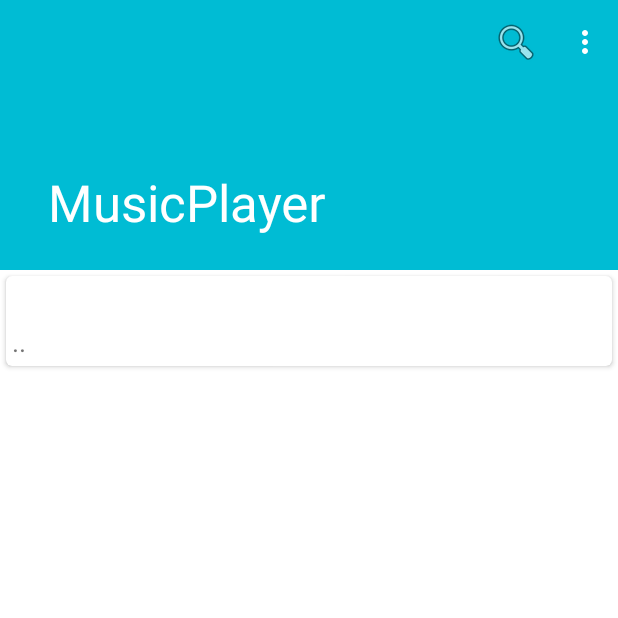
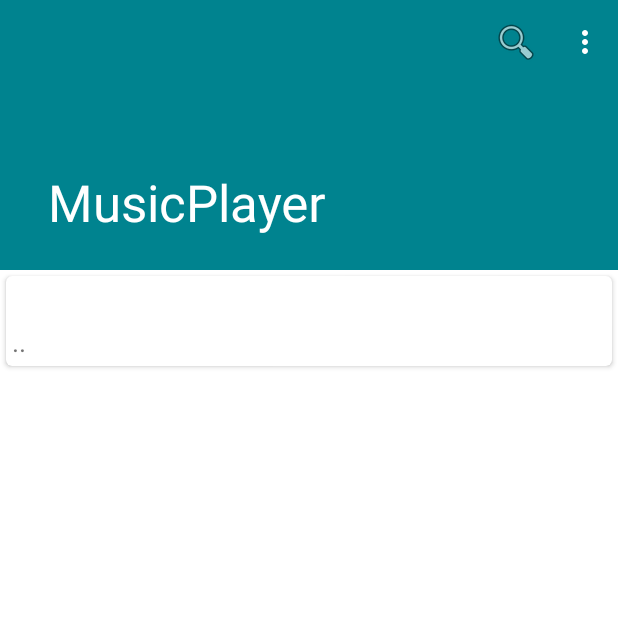
Before and after one commit to deftone/MusicPlayer, an Android app: the screen it shows after launch (MainActivity), on a phone screen of 412 x 824 dp, the top half of it. Run offline under Robolectric (Android 15) with nearby library versions, the phone set to English and light mode, and no system bars.

Commit message:
finale (?) layout und funktionsanpassungen fuer die playactivity

```diff
--- a/app/src/main/java/de/deftone/musicplayer/activity/MainActivity.java
+++ b/app/src/main/java/de/deftone/musicplayer/activity/MainActivity.java
@@ -135,7 +135,7 @@ public class MainActivity extends AppCompatActivity {
         //wenn nicht der oberste ordner, dann liste neu befuellen
         songList.clear();
         if (!currentFolder.getAbsolutePath().equals("/storage/emulated/0")) {
-            songList.add(new Song(-1, "", "..", currentFolder.getParentFile(), "", NO_ALBUM_COVER));
+            songList.add(new Song(-1, "", "..", currentFolder.getParentFile(), "", NO_ALBUM_COVER, 0));
         }
 
         //alle ordner pfade aus aktuellem ordner holen
@@ -150,7 +150,7 @@ public class MainActivity extends AppCompatActivity {
         //und der songList hinzufuegen, damit alle ordner angezeigt werden
         for (File musicFolder : foldersInCurrentFolder) {
             String folderName = musicFolder.getName().toLowerCase().replace("_", " ");
-            songList.add(new Song(-1L, folderName, "", musicFolder, folderName, NO_ALBUM_COVER));
+            songList.add(new Song(-1L, folderName, "", musicFolder, folderName, NO_ALBUM_COVER, 0));
         }
 
         //jetzt alle Songs (bzw. Ordner) holen
@@ -202,8 +202,8 @@ public class MainActivity extends AppCompatActivity {
                         MediaStore.Audio.Media.TITLE,
                         MediaStore.Audio.Media.DATA,
                         MediaStore.Audio.Media.DISPLAY_NAME,
-                        MediaStore.Audio.Media.ALBUM,
-                        MediaStore.Audio.Media.ALBUM_ID
+                        MediaStore.Audio.Media.ALBUM_ID,
+                        MediaStore.Audio.Media.DURATION,
                 },
                 MediaStore.Audio.Media.DATA + " LIKE ? AND " + MediaStore.Audio.Media.DATA + " NOT LIKE ? ",
                 new String[]{"%" + folderPath + "/%", "%" + folderPath + "/%/%"},
@@ -216,8 +216,8 @@ public class MainActivity extends AppCompatActivity {
             int idColumn = musicCursor.getColumnIndex(MediaStore.Audio.Media._ID);
             int artistColumn = musicCursor.getColumnIndex(MediaStore.Audio.Media.ARTIST);
             int displayColumn = musicCursor.getColumnIndex(MediaStore.Audio.Media.DISPLAY_NAME);
-            int albumColumn = musicCursor.getColumnIndex(MediaStore.Audio.Media.ALBUM);
             int albumIdColumn = musicCursor.getColumnIndex(MediaStore.Audio.Media.ALBUM_ID);
+            int songLengthColumn = musicCursor.getColumnIndex(MediaStore.Audio.Media.DURATION);
 
             String albumCover = "";
             //add songs to list
@@ -226,11 +226,12 @@ public class MainActivity extends AppCompatActivity {
                 String thisTitle = musicCursor.getString(titleColumn);
                 String thisArtist = musicCursor.getString(artistColumn);
                 String displayName = musicCursor.getString(displayColumn);
+                int songLength = musicCursor.getInt(songLengthColumn);
                 //jeder song im ordner hat die selbe album id und damit auch das selbe cover, d.h. nur einmal abfragen
                 if (albumCover.equals("")) {
                     albumCover = getAlbumCover(musicCursor.getLong(albumIdColumn));
                 }
-                songList.add(new Song(thisId, thisTitle, thisArtist, null, displayName, albumCover));
+                songList.add(new Song(thisId, thisTitle, thisArtist, null, displayName, albumCover, songLength));
             } while (musicCursor.moveToNext());
             musicCursor.close();
         }
--- a/app/src/main/java/de/deftone/musicplayer/model/Song.java
+++ b/app/src/main/java/de/deftone/musicplayer/model/Song.java
@@ -14,14 +14,16 @@ public class Song implements Serializable {
     private File file;
     private String fileName;
     private String albumCover;
+    private int songLength;
 
-    public Song(long id, String title, String artist, File file, String fileName, String albumCover) {
+    public Song(long id, String title, String artist, File file, String fileName, String albumCover, int songLength) {
         this.id = id;
         this.title = title;
         this.artist = artist;
         this.file = file;
         this.fileName = fileName;
         this.albumCover = albumCover;
+        this.songLength = songLength;
     }
 
     public String getArtist() {
@@ -47,4 +49,8 @@ public class Song implements Serializable {
     public String getAlbumCover() {
         return albumCover;
     }
+
+    public int getSongLength() {
+        return songLength;
+    }
 }
--- a/app/src/main/res/values/colors.xml
+++ b/app/src/main/res/values/colors.xml
@@ -1,12 +1,13 @@
 <?xml version="1.0" encoding="utf-8"?>
 <resources>
-    <color name="colorPrimary">#00BCD4</color>
+    <color name="colorPrimary">#00838F</color>
     <!--<color name="colorPrimaryDark">#68A1B2</color>-->
     <!--<color name="colorPrimaryDark">#58E3FF</color>-->
-    <color name="colorPrimaryDark">#00838F</color>
+    <color name="colorPrimaryDark">#135761</color>
+    <!--<color name="colorLight">#00BCD4</color>-->
+    <color name="colorLight">#2798A8</color>
     <color name="colorAccent">#FB8C00</color>
     <color name="background">#FFCC80</color>
-    <!--brauchen wir background_toast??-->
     <color name="background_toast">#00838F</color>
     <color name="white">#FFF</color>
 </resources>
```
Also changed, not shown: app/src/main/java/de/deftone/musicplayer/activity/PlayActivity.java (+11 -2 lines), app/src/main/java/de/deftone/musicplayer/service/MusicService.java (+24 -6 lines), app/src/main/res/layout/activity_play.xml (+8 -11 lines).
